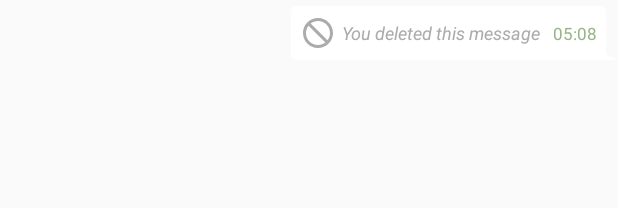
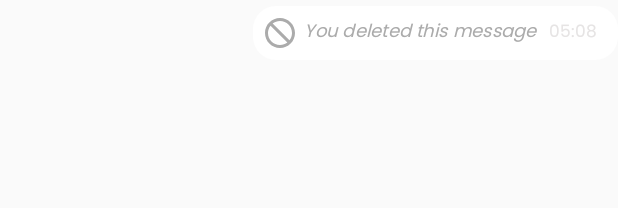
Before and after one commit to sagarposhiya/CommuneApp, an Android app: the layout row_sent_deleted_message.xml on its own in the app's theme, with its tools: preview values and no code run, on a phone screen of 412 x 824 dp. Shown: the top 208 px of the screen. Run offline under Robolectric (Android 15) with nearby library versions, the phone set to English and light mode, and no system bars.

Commit message:
Pro1 Commit

```diff
--- a/app/src/main/AndroidManifest.xml
+++ b/app/src/main/AndroidManifest.xml
@@ -329,7 +329,4 @@
             android:label="@string/title_activity_backup_chat"
             android:theme="@style/AppTheme.NoActionBar" />
     </application>
-
-
-    // Good to test
 </manifest>
--- a/app/src/main/res/layout/row_sent_deleted_message.xml
+++ b/app/src/main/res/layout/row_sent_deleted_message.xml
@@ -12,7 +12,7 @@
         android:layout_gravity="right"
         android:layout_width="wrap_content"
         android:layout_height="wrap_content"
-        android:background="@drawable/sent_message"
+        android:background="@drawable/a_chat_send_msg_bg"
         android:padding="6dp"
         android:orientation="horizontal"
         app:linearBgTintColor="@color/sent_message_background_color">
@@ -23,6 +23,7 @@
             android:drawableLeft="@drawable/ic_not_interested_wrapped"
             android:drawablePadding="4dp"
             android:gravity="center"
+            android:fontFamily="@font/aa_app_font_reguler"
             android:text="@string/you_deleted_this_message"
             android:textColor="@color/grey"
             android:textSize="12sp"
@@ -34,6 +35,7 @@
             android:layout_width="wrap_content"
             android:layout_height="wrap_content"
             android:layout_marginLeft="8dp"
+            android:fontFamily="@font/aa_app_font_reguler"
             android:layout_marginRight="8dp"
             android:text="05:08" />
     </com.devlomi.commune.views.backgroundtintlayouts.LinearLayoutWithBackgroundTint>
--- a/app/src/main/res/layout/row_sent_message_img.xml
+++ b/app/src/main/res/layout/row_sent_message_img.xml
@@ -14,7 +14,7 @@
         android:layout_gravity="end"
         android:layout_marginStart="20dp"
         android:layout_marginLeft="20dp"
-        android:background="@drawable/sent_message"
+        android:background="@drawable/a_chat_send_msg_bg"
         android:orientation="vertical"
         app:linearBgTintColor="@color/sent_message_background_color">
 
@@ -52,6 +52,7 @@
                     android:layout_below="@id/progress_button"
                     android:layout_centerHorizontal="true"
                     android:layout_marginTop="4dp"
+                    android:fontFamily="@font/aa_app_font_reguler"
                     android:background="@drawable/rounded_bg"
                     android:paddingLeft="4dp"
                     android:paddingTop="2dp"
@@ -81,6 +82,7 @@
                     android:layout_gravity="center"
                     android:layout_marginRight="4dp"
                     android:gravity="center"
+                    android:fontFamily="@font/aa_app_font_reguler"
                     android:text="12:20 AM"
                     android:textColor="@color/colorWhite"
                     android:textSize="11sp" />
--- a/app/src/main/res/layout/row_sent_voice_message.xml
+++ b/app/src/main/res/layout/row_sent_voice_message.xml
@@ -16,7 +16,7 @@
         android:layout_marginLeft="20dp"
         android:layout_marginTop="@dimen/margin_top_message"
         android:layout_marginBottom="@dimen/margin_bottom_message"
-        android:background="@drawable/sent_message"
+        android:background="@drawable/a_chat_send_msg_bg"
         android:orientation="vertical"
         app:linearBgTintColor="@color/sent_message_background_color">
 
@@ -103,7 +103,8 @@
                     android:layout_alignLeft="@id/voice_seekbar"
                     android:layout_marginTop="2dp"
                     android:text="00:00"
-                    android:textColor="@color/sent_color_state"
+                    android:fontFamily="@font/aa_app_font_reguler"
+                    android:textColor="@color/white"
                     android:textSize="12sp" />
 
 
@@ -112,6 +113,7 @@
                     style="@style/SentMessageTimeTextStyle"
                     android:layout_width="wrap_content"
                     android:layout_height="wrap_content"
+                    android:fontFamily="@font/aa_app_font_reguler"
                     android:layout_below="@id/voice_seekbar"
                     android:layout_alignRight="@id/voice_seekbar"
                     android:layout_marginTop="2dp"
--- a/app/src/main/res/values/colors.xml
+++ b/app/src/main/res/values/colors.xml
@@ -55,11 +55,11 @@
 
     <!--<color name="sent_message_background_color">#71A2A9</color>-->
     <!--<color name="sent_message_background_color">#35607c</color>-->
-    <color name="sent_message_background_color">#EEFFDD</color>
-    <color name="received_message_background_color">#FFFFFF</color>
+    <color name="sent_message_background_color">#3350ED</color>
+    <color name="received_message_background_color">#E6E4E4</color>
 
-    <color name="sent_message_title_color">#1E241C</color>
-    <color name="sent_message_time_color">#97B585</color>
+    <color name="sent_message_title_color">#fff</color>
+    <color name="sent_message_time_color">#E6E4E4</color>
 
     <color name="received_message_title_color">#1E241C</color>
     <color name="received_message_time_color">#B5B9BE</color>
```
Also changed, not shown: app/src/main/res/layout/row_sent_message_video.xml (+7 -10 lines).
